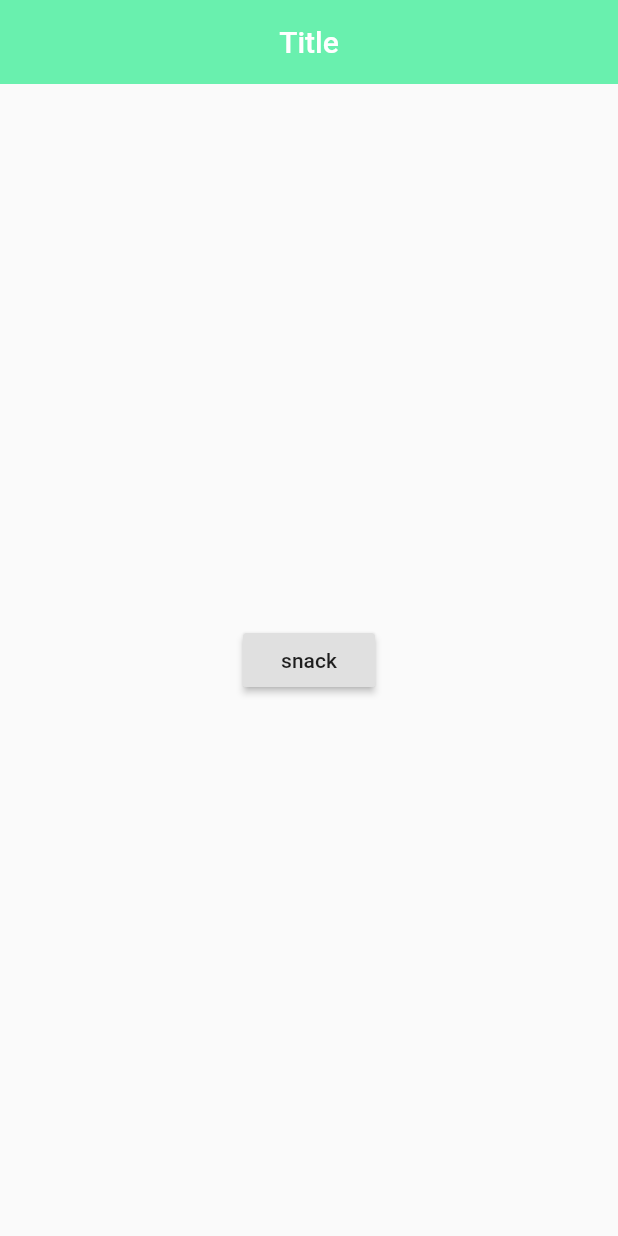
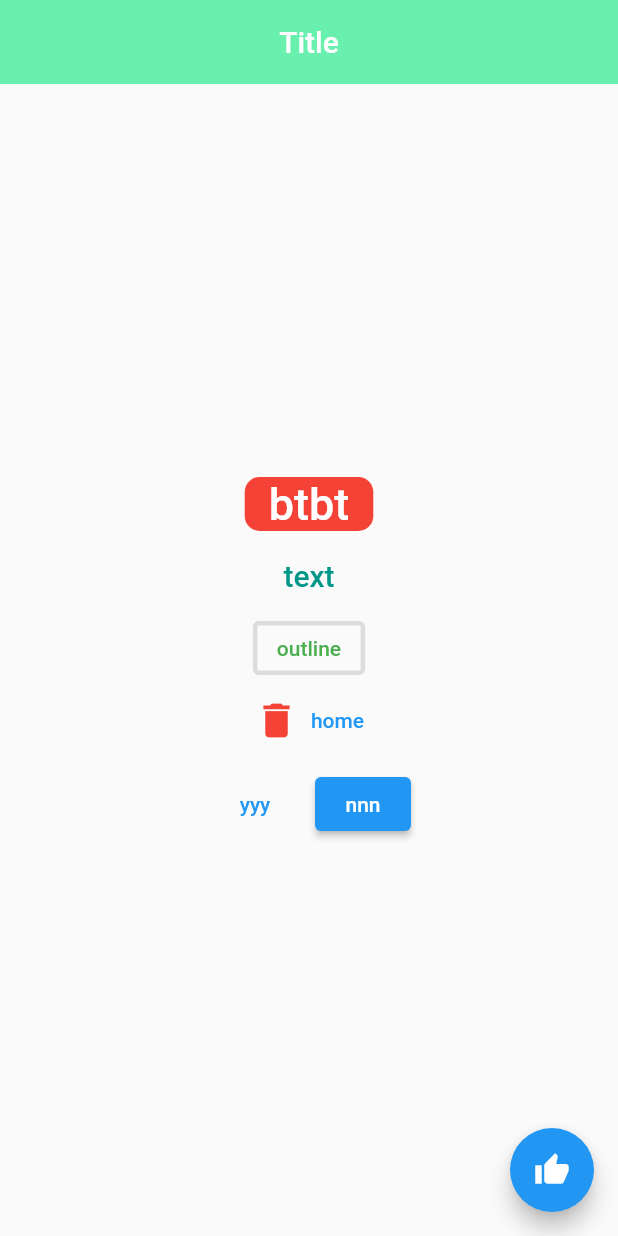
Before and after one commit to ryoush95/firstapp, a Flutter app: the MyHomepage screen opened directly, on a phone screen of 412 x 824 dp. Run offline on Flutter 3.47's test engine with Material 2 defaults, Android fonts, the phone set to English and light mode, and no system bars; our stand-ins replace fluttertoast.

Commit message:
snackbar, button

```diff
--- a/lib/snackbar.dart
+++ b/lib/snackbar.dart
@@ -24,27 +24,130 @@ class MyHomepage extends StatelessWidget {
         backgroundColor: Colors.greenAccent,
         elevation: 0.0,
       ),
-      body: Mysnackbar(),
+      body: Homebody(),
+      floatingActionButton: FloatingActionButton(
+        child: Icon(Icons.thumb_up),
+        onPressed: () {
+          ScaffoldMessenger.of(context).showSnackBar(
+            SnackBar(
+              content: Text('wow'),
+              duration: Duration(seconds: 5),
+              action: SnackBarAction(
+                onPressed: () {
+                  Navigator.push(context,
+                      MaterialPageRoute(builder: (context) => thirthpage()));
+                },
+                label: 'undo',
+              ),
+            ),
+          );
+        },
+      ),
     );
   }
 }
 
+class Homebody extends StatelessWidget {
+  @override
+  Widget build(BuildContext context) {
+    return Container(
+      child: Center(
+        child: Column(
+          mainAxisAlignment: MainAxisAlignment.center,
+          children: [
+            ElevatedButton(
+              onPressed: () {
+                Navigator.push(context,
+                    MaterialPageRoute(builder: (context) => secpage()));
+              },
+              child: Text(
+                'btbt',
+                style: TextStyle(
+                  fontSize: 30,
+                ),
+              ),
+              style: ElevatedButton.styleFrom(
+                primary: Colors.red,
+                elevation: 0,
+                shape: RoundedRectangleBorder(
+                  borderRadius: BorderRadius.circular(10),
+                ),
+              ),
+            ),
+            TextButton(
+              onPressed: () {
+                print('text');
+              },
+              child: Text(
+                'text',
+                style: TextStyle(fontSize: 20),
+              ),
+              style: TextButton.styleFrom(primary: Colors.teal),
+            ),
+            OutlinedButton(
+              onPressed: () {
+                print('outline');
+              },
+              child: Text(
+                'outline',
+              ),
+              style: OutlinedButton.styleFrom(
+                  primary: Colors.green,
+                  side: BorderSide(color: Colors.black12, width: 3)),
+            ),
+            TextButton.icon(
+              onPressed: () {
+                print('home');
+              },
+              label: Text('home'),
+              icon: Icon(
+                Icons.delete,
+                size: 30,
+                color: Colors.red,
+              ),
+            ),
+            ButtonBar(
+              alignment : MainAxisAlignment.center,
+              children: [
+                TextButton(onPressed: () {}, child: Text('yyy')),
+                ElevatedButton(onPressed: () {}, child: Text('nnn'))
+              ],
+            )
+          ],
+        ),
+      ),
+    );
+  }
+}
+
+class secpage extends StatelessWidget {
+  @override
+  Widget build(BuildContext context) {
+    return Scaffold(
+      body: Center(
+        child: Text('good'),
+      ),
+    );
+  }
+}
+
+//구버전
 class Mysnackbar extends StatelessWidget {
   @override
   Widget build(BuildContext context) {
     return Center(
       child: RaisedButton(
         onPressed: () {
-          Scaffold.of(context).showSnackBar(SnackBar(
-            content: Text('snackbar',
-            textAlign: TextAlign.center,
-            style: TextStyle(
-              color: Colors.white
+          Scaffold.of(context).showSnackBar(
+            SnackBar(
+              content: Text(
+                'snackbar',
+                textAlign: TextAlign.center,
+                style: TextStyle(color: Colors.white),
+              ),
+              backgroundColor: Colors.teal,
+              duration: Duration(milliseconds: 1000),
             ),
-            ),
-            backgroundColor: Colors.teal,
-            duration: Duration(milliseconds: 1000),
-          ),
           );
         },
         child: Text('snack'),
@@ -52,3 +155,27 @@ class Mysnackbar extends StatelessWidget {
     );
   }
 }
+
+class thirthpage extends StatelessWidget {
+  @override
+  Widget build(BuildContext context) {
+    return Center(
+      child: RaisedButton(
+        onPressed: () {
+          Scaffold.of(context).showSnackBar(
+            SnackBar(
+              content: Text(
+                'snackbar',
+                textAlign: TextAlign.center,
+                style: TextStyle(color: Colors.white),
+              ),
+              backgroundColor: Colors.teal,
+              duration: Duration(milliseconds: 1000),
+            ),
+          );
+        },
+        child: Text('snack'),
+      ),
+    );
+  }
+}
```
Also changed, not shown: lib/page.dart (added, +77 -0 lines), lib/page2.dart (added, +20 -0 lines), lib/screen1.dart (added, +31 -0 lines), lib/screen2.dart (added, +18 -0 lines), lib/screen3.dart (added, +18 -0 lines).
